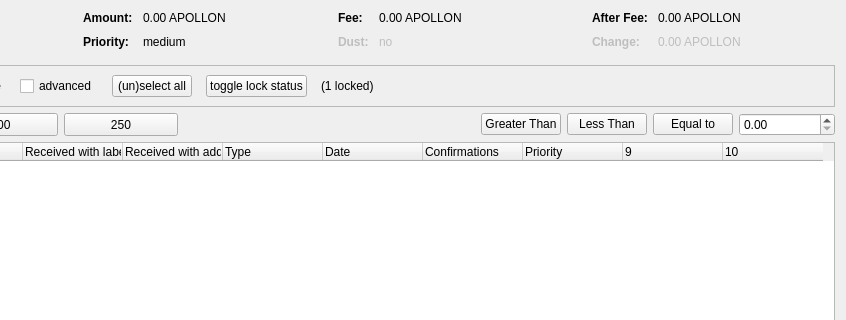
Old version of the form src/qt/forms/coincontroldialog.ui in the repository MotoAcidic/bdcash-protocol; both pictures show x 189 to 1035 and y 0 to 320 of the 1035 by 500 pixel window.
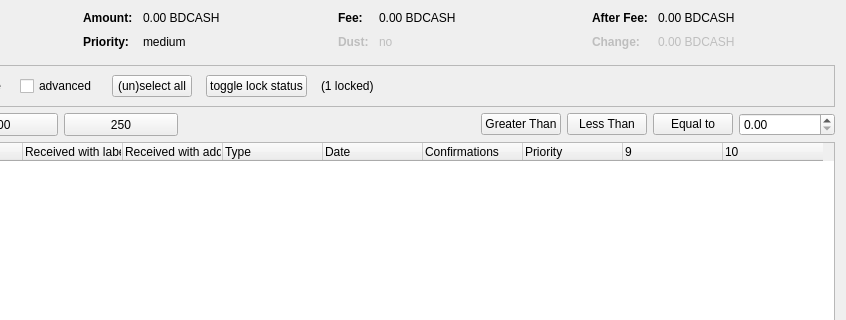
New version of the form. Custom widgets are drawn as their Qt base class.

What changed in the file:
```diff
--- a/src/qt/forms/coincontroldialog.ui
+++ b/src/qt/forms/coincontroldialog.ui
@@ -132,7 +132,7 @@
           <enum>Qt::ActionsContextMenu</enum>
          </property>
          <property name="text">
-          <string notr="true">0.00 APOLLON</string>
+          <string notr="true">0.00 BDCASH</string>
          </property>
          <property name="textInteractionFlags">
           <set>Qt::LinksAccessibleByMouse|Qt::TextSelectableByKeyboard|Qt::TextSelectableByMouse</set>
@@ -206,7 +206,7 @@
           <enum>Qt::ActionsContextMenu</enum>
          </property>
          <property name="text">
-          <string notr="true">0.00 APOLLON</string>
+          <string notr="true">0.00 BDCASH</string>
          </property>
          <property name="textInteractionFlags">
           <set>Qt::LinksAccessibleByMouse|Qt::TextSelectableByKeyboard|Qt::TextSelectableByMouse</set>
@@ -286,7 +286,7 @@
           <enum>Qt::ActionsContextMenu</enum>
          </property>
          <property name="text">
-          <string notr="true">0.00 APOLLON</string>
+          <string notr="true">0.00 BDCASH</string>
          </property>
          <property name="textInteractionFlags">
           <set>Qt::LinksAccessibleByMouse|Qt::TextSelectableByKeyboard|Qt::TextSelectableByMouse</set>
@@ -321,7 +321,7 @@
           <enum>Qt::ActionsContextMenu</enum>
          </property>
          <property name="text">
-          <string notr="true">0.00 APOLLON</string>
+          <string notr="true">0.00 BDCASH</string>
          </property>
          <property name="textInteractionFlags">
           <set>Qt::LinksAccessibleByMouse|Qt::TextSelectableByKeyboard|Qt::TextSelectableByMouse</set>
```
